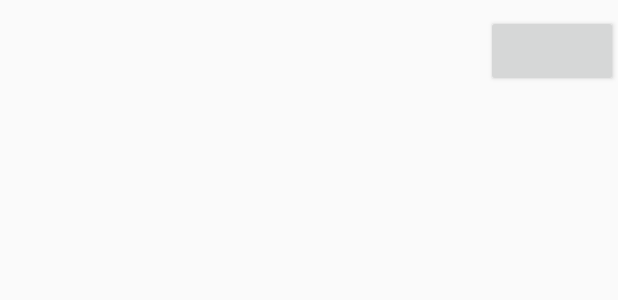
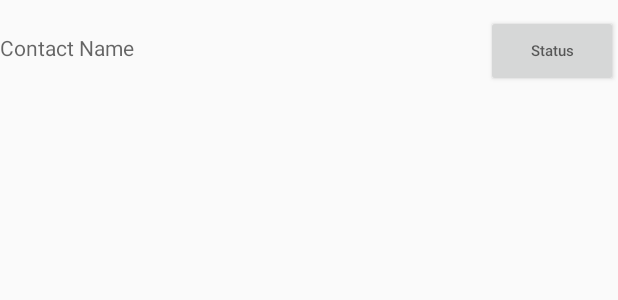
Before and after one commit to wlyo/codepath_recyclerview, an Android app: the layout item_contact.xml on its own in the app's theme, with its tools: preview values and no code run, on a phone screen of 412 x 824 dp. Shown: the top 300 px of the screen. Run offline under Robolectric (Android 15) with nearby library versions, the phone set to English and light mode, and no system bars.

Commit message:
added hints for item contact

```diff
--- a/app/src/main/res/layout/item_contact.xml
+++ b/app/src/main/res/layout/item_contact.xml
@@ -9,12 +9,14 @@
 
     <TextView
         android:id="@+id/contact_name"
+        android:hint="Contact Name"
         android:layout_weight="1"
         android:layout_width="0dp"
         android:layout_height="wrap_content" />
 
     <Button
         android:id="@+id/message_button"
+        android:hint="Status"
         android:layout_width="wrap_content"
         android:layout_height="wrap_content"
         android:paddingLeft="16dp"
```
